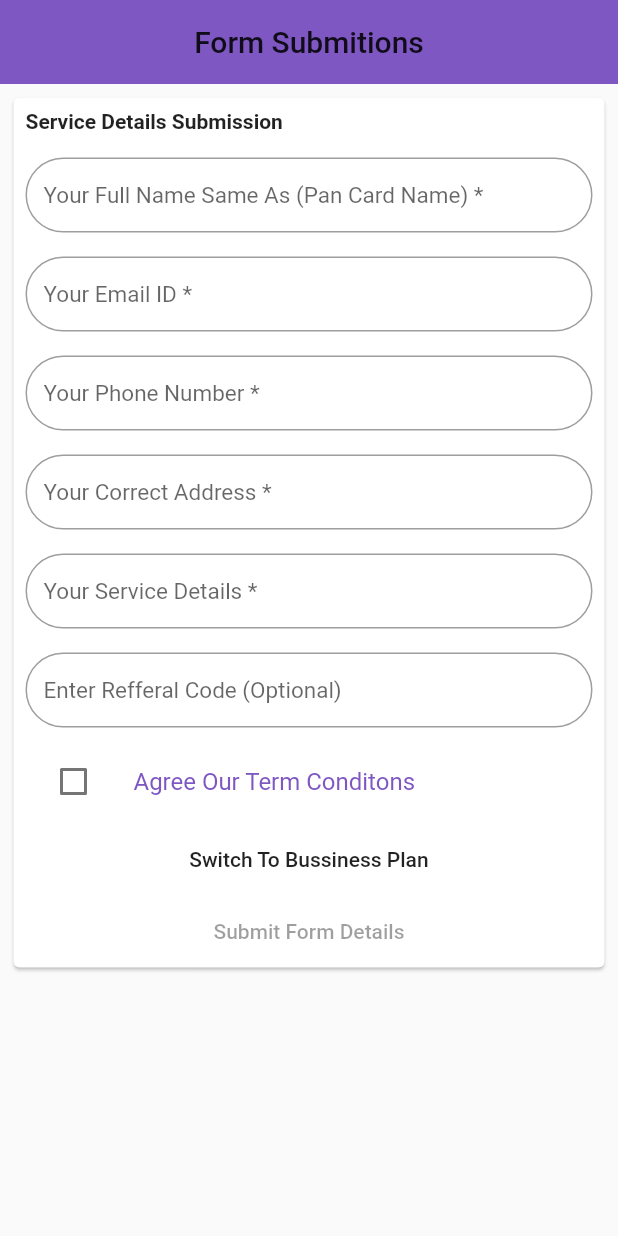
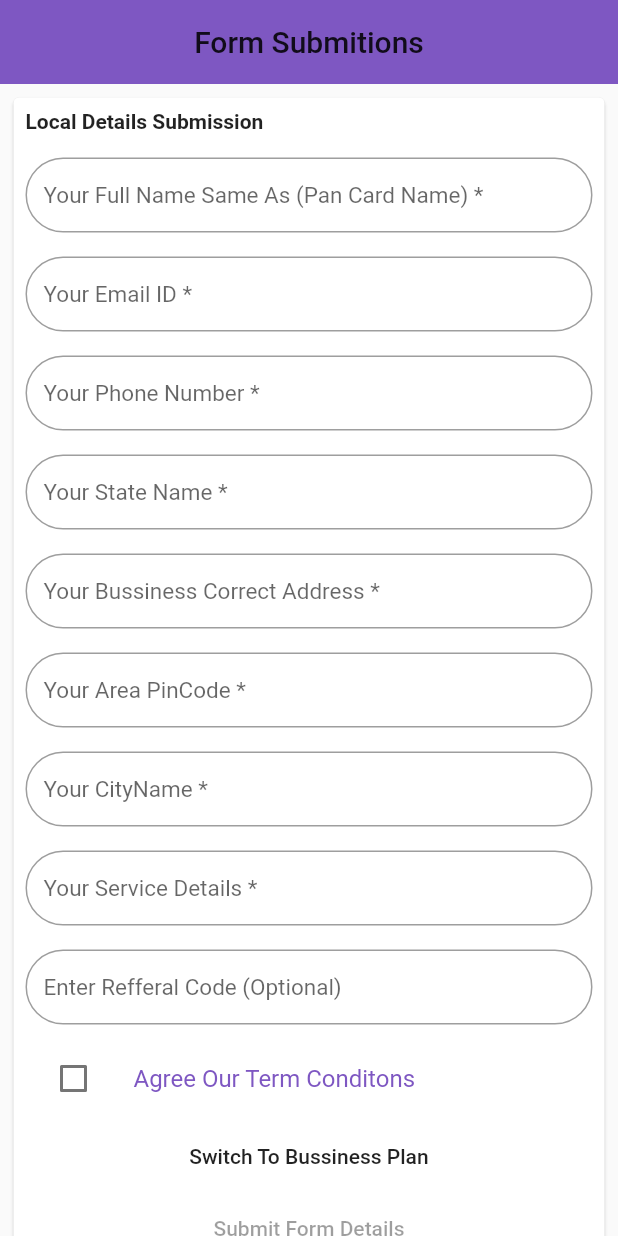
Before and after one commit to codingstark-dev/admin-seller-app, a Flutter app: the FormDetails screen opened directly, on a phone screen of 412 x 824 dp. Run offline on Flutter 3.47's test engine with Material 2 defaults, Android fonts, the phone set to English and light mode, and no system bars; our stand-ins replace cloud_firestore, connectivity, device_info, double_back_to_close_app, firebase_auth, firebase_messaging and 6 more; accounts and stored records are empty; Roboto replaces fonts that are missing (Montserrat); statements that could not run were skipped.

```diff
--- a/lib/Screen/formDetails.dart
+++ b/lib/Screen/formDetails.dart
@@ -70,7 +70,7 @@ class _FormDetailsState extends State<FormDetails> {
               child: Container(
                   alignment: Alignment.bottomLeft,
                   child: Text(
-                    "Service Details Submission",
+                    "Local Details Submission",
                     textAlign: TextAlign.start,
                     style: TextStyle(fontSize: 14, fontWeight: FontWeight.bold),
                   )),
@@ -130,6 +130,23 @@ class _FormDetailsState extends State<FormDetails> {
                     },
                   ),
                 ),
+                   Padding(
+                  padding: const EdgeInsets.all(8.0),
+                  child: TextFieldWidget(
+                    inputFormatters: [
+                      LengthLimitingTextInputFormatter(60),
+                      BlacklistingTextInputFormatter("  "),
+                    ],
+                    errorText: addressVaild ? widget.invalidAddressError : null,
+                    textInputType: TextInputType.multiline,
+                    textEditingController: _address,
+                    obscureText: false,
+                    hintText: "Your State Name *",
+                    onChanged: (address) {
+                      setState(() {});
+                    },
+                  ),
+                ),
                 Padding(
                   padding: const EdgeInsets.all(8.0),
                   child: TextFieldWidget(
@@ -141,7 +158,41 @@ class _FormDetailsState extends State<FormDetails> {
                     textInputType: TextInputType.multiline,
                     textEditingController: _address,
                     obscureText: false,
-                    hintText: "Your Correct Address *",
+                    hintText: "Your Bussiness Correct Address *",
+                    onChanged: (address) {
+                      setState(() {});
+                    },
+                  ),
+                ),
+                  Padding(
+                  padding: const EdgeInsets.all(8.0),
+                  child: TextFieldWidget(
+                    inputFormatters: [
+                      LengthLimitingTextInputFormatter(60),
+                      BlacklistingTextInputFormatter("  "),
+                    ],
+                    errorText: addressVaild ? widget.invalidAddressError : null,
+                    textInputType: TextInputType.multiline,
+                    textEditingController: _address,
+                    obscureText: false,
+                    hintText: "Your Area PinCode *",
+                    onChanged: (address) {
+                      setState(() {});
+                    },
+                  ),
+                ),
+                 Padding(
+                  padding: const EdgeInsets.all(8.0),
+                  child: TextFieldWidget(
+                    inputFormatters: [
+                      LengthLimitingTextInputFormatter(60),
+                      BlacklistingTextInputFormatter("  "),
+                    ],
+                    errorText: addressVaild ? widget.invalidAddressError : null,
+                    textInputType: TextInputType.multiline,
+                    textEditingController: _address,
+                    obscureText: false,
+                    hintText: "Your CityName *",
                     onChanged: (address) {
                       setState(() {});
                     },
@@ -217,7 +268,7 @@ class _FormDetailsState extends State<FormDetails> {
               child: Container(
                   alignment: Alignment.bottomLeft,
                   child: Text(
-                    "Service Details Submission",
+                    "Bussiness Details Submission",
                     textAlign: TextAlign.start,
                     style: TextStyle(fontSize: 14, fontWeight: FontWeight.bold),
                   )),
@@ -302,7 +353,7 @@ class _FormDetailsState extends State<FormDetails> {
                 textInputType: TextInputType.multiline,
                 textEditingController: _address,
                 obscureText: false,
-                hintText: "Your Correct Address *",
+                hintText: "Your Bussiness Correct Address *",
                 onChanged: (address) {
                   setState(() {});
                 },
--- a/lib/service/auth.dart
+++ b/lib/service/auth.dart
@@ -247,6 +247,7 @@ class AuthService {
               .collection("joined User")
               .document(user.uid)
               .setData({
+            "RefferalId": refercode,
             "Name": name,
             "Time joined": Timestamp.now(),
             "id": user.uid,
--- a/lib/service/dbapi.dart
+++ b/lib/service/dbapi.dart
@@ -5,8 +5,9 @@ class UserDetails {
   final bool verificationWaiting;
   final String userName;
   final String uid;
+  final int rewards;
   // final String points;
-  UserDetails({
+  UserDetails({this.rewards,
     this.uid,
     this.verificationWaiting,
     this.formDetaiVerify,
--- a/lib/service/streamfiles.dart
+++ b/lib/service/streamfiles.dart
@@ -40,6 +40,7 @@ class DatabaseService {
         userName: data["name"] ?? "",
         referalId: data["usedReferCode"] ?? "",
         verificationWaiting: data["Verification"] ?? false,
+        rewards: data["Reward"] ?? "",
         formDetaiVerify: data["formstatus"] ?? false);
   }
 
```
Also changed, not shown: lib/Screen/Admin.dart (+12 -1 lines), lib/Screen/Rewards.dart (added, +131 -0 lines).
